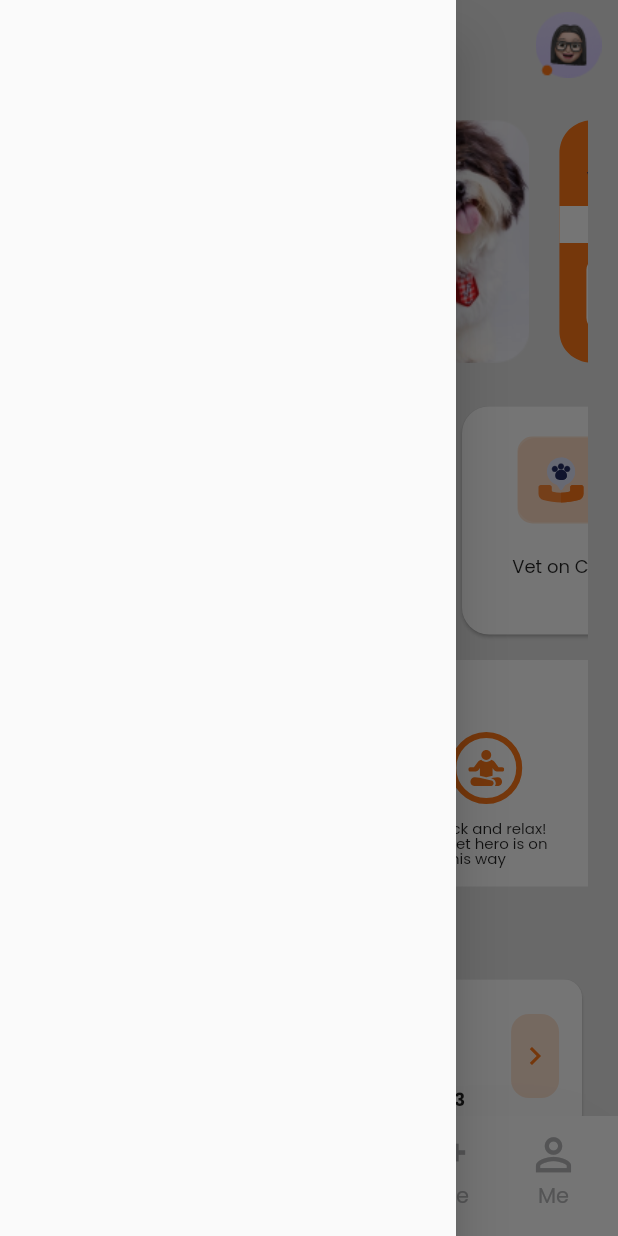
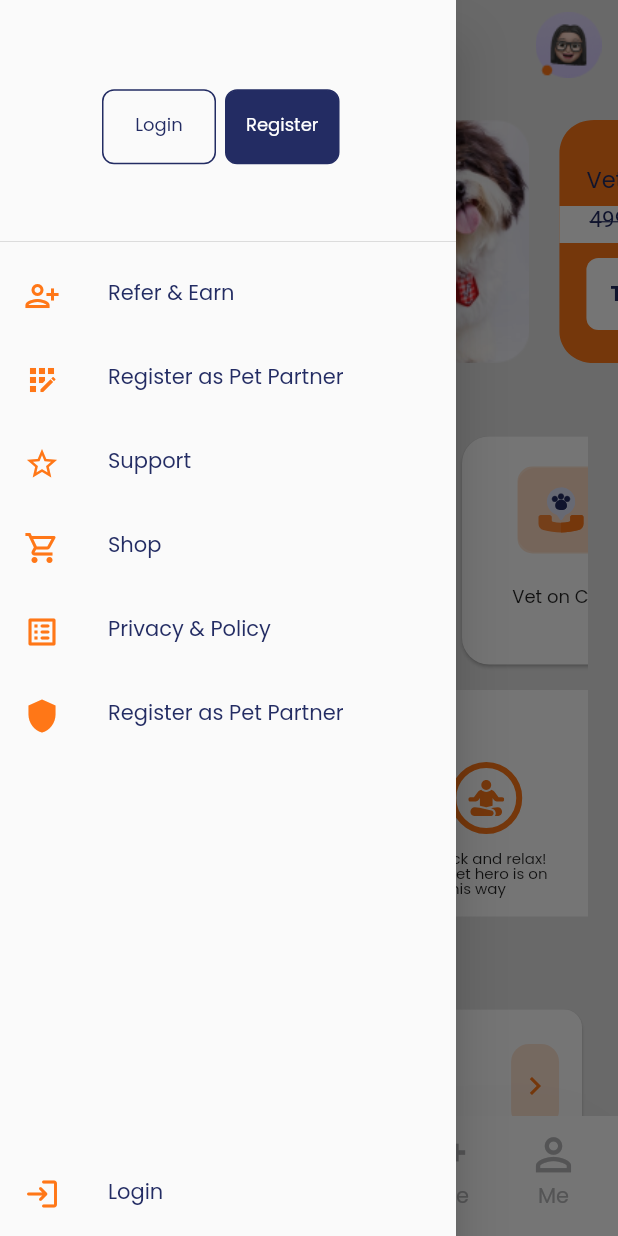
Before and after one commit to amythpaddy/petservicebooking, a Flutter app: the Dashboard screen opened by its route, with the side drawer open, on a phone screen of 412 x 824 dp. Run offline on Flutter 3.47's test engine with Material 2 defaults, Android fonts, the light colour scheme and no system bars; drawn by our look-alikes of flutter_rating_bar; our stand-ins replace flutter_svg, shared_preferences; accounts and stored records are empty.

Commit message:
sidebar menu added

```diff
--- a/lib/dashboard/dashboard.dart
+++ b/lib/dashboard/dashboard.dart
@@ -3,6 +3,7 @@ import 'package:flutter_svg/flutter_svg.dart';
 import 'package:the_pet_nest/bookings/bookings.dart';
 import 'package:the_pet_nest/dashboard/component/BottomNavigationIcons.dart';
 import 'package:the_pet_nest/home/home.dart';
+import 'package:the_pet_nest/sidebar/sidebar.dart';
 
 class Dashboard extends StatefulWidget {
   @override
@@ -29,6 +30,7 @@ class _DashboardState extends State<Dashboard> {
         break;
     }
     return Scaffold(
+      key: _scaffoldKey,
       backgroundColor: Color(0xFFE5E5E5),
       appBar: AppBar(
         toolbarHeight: 60,
@@ -58,7 +60,7 @@ class _DashboardState extends State<Dashboard> {
           )
         ],
       ),
-      drawer: Drawer(),
+      drawer: Sidebar(),
       body: SafeArea(
         child: Stack(
           fit: StackFit.expand,
--- a/lib/home/home.dart
+++ b/lib/home/home.dart
@@ -23,12 +23,8 @@ class _HomeState extends State<Home> {
       child: Column(
         children: [
           Padding(
-            padding: const EdgeInsets.all(20.0),
-            child: Column(
-              mainAxisSize: MainAxisSize.max,
-              crossAxisAlignment: CrossAxisAlignment.stretch,
-              children: [
-                SingleChildScrollView(
+            padding: const EdgeInsets.only(left: 20.0, top: 20.0),
+            child: SingleChildScrollView(
               scrollDirection: Axis.horizontal,
               child: Row(
                 children: [
@@ -42,8 +38,7 @@ class _HomeState extends State<Home> {
                     child: Stack(
                       children: [
                         Positioned(
-                                child:
-                                    Image.asset('assets/petgroomingimage.png')),
+                            child: Image.asset('assets/petgroomingimage.png')),
                         Positioned(
                             child: CustomPaint(
                           size: Size(232, 162),
@@ -223,6 +218,13 @@ class _HomeState extends State<Home> {
                 ],
               ),
             ),
+          ),
+          Padding(
+            padding: const EdgeInsets.all(20.0),
+            child: Column(
+              mainAxisSize: MainAxisSize.max,
+              crossAxisAlignment: CrossAxisAlignment.stretch,
+              children: [
                 Text(
                   'Services',
                   style: TextStyle(fontWeight: FontWeight.w600, fontSize: 17),
--- a/lib/konstants.dart
+++ b/lib/konstants.dart
@@ -1 +1,11 @@
-const String kNavigationHome = '/home';
+import 'package:flutter/material.dart';
+
+//--------------------Navigation Links
+const String kNavigationDashboard = '/dashboard';
+const String kNavigationLogin = '/welcome.login';
+const String kNavigationWelcome = '/welcome';
+const String kNavigationSignup = '/signup';
+const String kNavigationOtp = '/otp';
+
+//---------------------colors
+const Color kAppIconColor = Color(0xFFFF7717);
--- a/lib/main.dart
+++ b/lib/main.dart
@@ -1,6 +1,8 @@
 import 'package:flutter/material.dart';
 import 'package:the_pet_nest/dashboard/dashboard.dart';
-import 'package:the_pet_nest/login/login.dart';
+import 'package:the_pet_nest/konstants.dart';
+import 'package:the_pet_nest/welcome/login/login.dart';
+import 'package:the_pet_nest/welcome/welcome.dart';
 
 void main() {
   runApp(MyApp());
@@ -17,10 +19,11 @@ class MyApp extends StatelessWidget {
           visualDensity: VisualDensity.adaptivePlatformDensity,
         ),
         routes: {
-          '/login': (context) => MobileLogin(),
-          '/dashboard': (context) => Dashboard()
+          kNavigationLogin: (context) => MobileLogin(),
+          kNavigationDashboard: (context) => Dashboard(),
+          kNavigationWelcome: (context) => Welcome()
         },
-        initialRoute: '/dashboard');
+        initialRoute: kNavigationWelcome);
     // home: MobileLogin());
   }
 }
--- /dev/null
+++ b/lib/sidebar/sidebar.dart
@@ -0,0 +1,177 @@
+import 'package:flutter/material.dart';
+import 'package:shared_preferences/shared_preferences.dart';
+import 'package:the_pet_nest/konstants.dart';
+
+class Sidebar extends StatelessWidget {
+  bool loggedIn = false;
+  Future<SharedPreferences> pref = SharedPreferences.getInstance();
+
+  @override
+  Widget build(BuildContext context) {
+    return Drawer(
+      child: Column(
+        crossAxisAlignment: CrossAxisAlignment.stretch,
+        children: <Widget>[
+          DrawerHeader(
+            child: Row(
+              children: [
+                Container(
+                    padding: EdgeInsets.symmetric(horizontal: 5),
+                    margin: EdgeInsets.only(right: 6, left: 52),
+                    decoration: BoxDecoration(
+                        border: Border.all(
+                          color: Color(0xFF232C63),
+                        ),
+                        borderRadius: BorderRadius.all(Radius.circular(8))),
+                    child: TextButton(
+                        onPressed: () {},
+                        child: Text(
+                          'Login',
+                          style: TextStyle(
+                              color: Color(0xFF232C63),
+                              fontWeight: FontWeight.w300,
+                              fontSize: 12,
+                              height: 1),
+                        ))),
+                Container(
+                    padding: EdgeInsets.symmetric(horizontal: 5),
+                    decoration: BoxDecoration(
+                        color: Color(0xFF232C63),
+                        border: Border.all(
+                          color: Color(0xFF232C63),
+                        ),
+                        borderRadius: BorderRadius.all(Radius.circular(8))),
+                    child: TextButton(
+                        onPressed: () {},
+                        child: Text(
+                          'Register',
+                          style: TextStyle(
+                              color: Colors.white,
+                              fontWeight: FontWeight.w300,
+                              fontSize: 12,
+                              height: 1),
+                        )))
+              ],
+            ),
+          ),
+          ListTile(
+            leading: Icon(
+              Icons.person_add_alt_1_outlined,
+              color: kAppIconColor,
+            ),
+            title: Text('Refer & Earn',
+                style: TextStyle(
+                    color: Color(0xFF232C63),
+                    fontWeight: FontWeight.w400,
+                    fontSize: 14,
+                    height: 1)),
+            onTap: () {
+              // Update the state of the app.
+              // ...
+            },
+          ),
+          ListTile(
+            leading: Icon(
+              Icons.app_registration,
+              color: kAppIconColor,
+            ),
+            title: Text('Register as Pet Partner',
+                style: TextStyle(
+                    color: Color(0xFF232C63),
+                    fontWeight: FontWeight.w400,
+                    fontSize: 14,
+                    height: 1)),
+            onTap: () {
+              // Update the state of the app.
+              // ...
+            },
+          ),
+          ListTile(
+            leading: Icon(
+              Icons.star_border,
+              color: kAppIconColor,
+            ),
+            title: Text('Support',
+                style: TextStyle(
+                    color: Color(0xFF232C63),
+                    fontWeight: FontWeight.w400,
+                    fontSize: 14,
+                    height: 1)),
+            onTap: () {
+              // Update the state of the app.
+              // ...
+            },
+          ),
+          ListTile(
+            leading: Icon(
+              Icons.shopping_cart_outlined,
+              color: kAppIconColor,
+            ),
+            title: Text('Shop',
+                style: TextStyle(
+                    color: Color(0xFF232C63),
+                    fontWeight: FontWeight.w400,
+                    fontSize: 14,
+                    height: 1)),
+            onTap: () {
+              // Update the state of the app.
+              // ...
+            },
+          ),
+          ListTile(
+            leading: Icon(
+              Icons.list_alt_rounded,
+              color: kAppIconColor,
+            ),
+            title: Text('Privacy & Policy',
+                style: TextStyle(
+                    color: Color(0xFF232C63),
+                    fontWeight: FontWeight.w400,
+                    fontSize: 14,
+                    height: 1)),
+            onTap: () {
+              // Update the state of the app.
+              // ...
+            },
+          ),
+          ListTile(
+            leading: Icon(
+              Icons.shield,
+              color: kAppIconColor,
+            ),
+            title: Text('Register as Pet Partner',
+                style: TextStyle(
+                    color: Color(0xFF232C63),
+                    fontWeight: FontWeight.w400,
+                    fontSize: 14,
+                    height: 1)),
+            onTap: () {
+              // Update the state of the app.
+              // ...
+            },
+          ),
+          Expanded(
+              child: Align(
+            alignment: Alignment.bottomLeft,
+            child: ListTile(
+              leading: Icon(
+                Icons.login_rounded,
+                color: kAppIconColor,
+              ),
+              title: Text('Login',
+                  style: TextStyle(
+                      color: Color(0xFF232C63),
+                      fontWeight: FontWeight.w400,
+                      fontSize: 14,
+                      height: 1)),
+              onTap: () {
+                // Update the state of the app.
+                // ...
+              },
+            ),
+          ))
+        ],
+      ),
+    );
+  }
+}
--- a/lib/login/login.dart
+++ b/lib/welcome/login/login.dart
@@ -1,6 +1,6 @@
 import 'package:flutter/material.dart';
 import 'package:the_pet_nest/konstants.dart';
-import 'package:the_pet_nest/login/components/OTPTextBox.dart';
+import 'package:the_pet_nest/welcome/login/components/OTPTextBox.dart';
 
 class MobileLogin extends StatefulWidget {
   @override
@@ -243,6 +243,6 @@ class _MobileLoginState extends State<MobileLogin> {
   }
 
   skipScreen(BuildContext context) {
-    Navigator.pushReplacementNamed(context, kNavigationHome);
+    Navigator.pushReplacementNamed(context, kNavigationDashboard);
   }
 }
--- /dev/null
+++ b/lib/welcome/welcome.dart
@@ -0,0 +1,39 @@
+import 'package:flutter/material.dart';
+import 'package:the_pet_nest/konstants.dart';
+
+class Welcome extends StatelessWidget {
+  @override
+  Widget build(BuildContext context) {
+    return Scaffold(
+      body: Container(
+        constraints: BoxConstraints.expand(),
+        // decoration: BoxDecoration(
+        //   image: DecorationImage(
+        //       image: AssetImage('assets/login_bg.jpg'), fit: BoxFit.cover),
+        // ),
+        child: Stack(
+          children: [
+            Positioned(
+              top: 150,
+              left: 100,
+              width: 300,
+              child: Image.asset('assets/the_pet_nest.png'),
+            ),
+            Positioned(
+                bottom: 50,
+                child: Row(
+                  children: [
+                    TextButton(
+                        onPressed: () {},
+                        child: Text(
+                          'Login',
+                          style: TextStyle(color: kAppIconColor),
+                        ))
+                  ],
+                ))
+          ],
+        ),
+      ),
+    );
+  }
+}
--- a/pubspec.yaml
+++ b/pubspec.yaml
@@ -30,6 +30,7 @@ dependencies:
   cupertino_icons: ^1.0.1
   flutter_rating_bar: ^4.0.0
   flutter_svg: ^0.21.0+1
+  shared_preferences: ^2.0.5
 
 dev_dependencies:
   flutter_test:
```
Also changed, not shown: lib/welcome/login/components/OTPTextBox.dart (renamed from lib/login/components/OTPTextBox.dart), pubspec.lock, 1 other file. Lines whose indentation alone changed are shown as unchanged.
